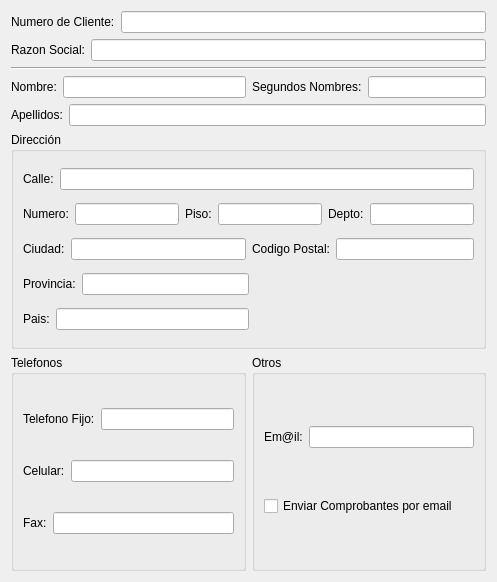
The window that trunk/src/FormClienteBase.ui (chungote/gestotux) describes before a commit, drawn with Qt 5.
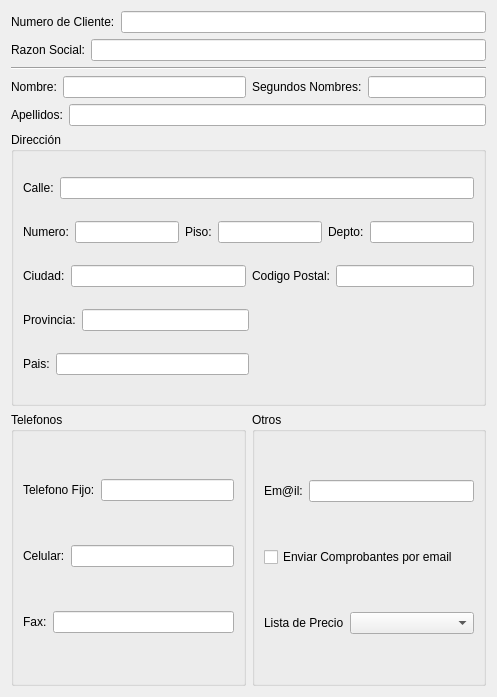
The same window after the commit.

Diff of the .ui file:
```diff
--- a/trunk/src/FormClienteBase.ui
+++ b/trunk/src/FormClienteBase.ui
@@ -7,7 +7,7 @@
     <x>0</x>
     <y>0</y>
     <width>497</width>
-    <height>582</height>
+    <height>697</height>
    </rect>
   </property>
   <property name="windowTitle">
@@ -311,7 +311,7 @@
     </widget>
    </item>
    <item>
-    <layout class="QHBoxLayout" name="horizontalLayout_22">
+    <layout class="QHBoxLayout" name="horizontalLayout_24">
      <item>
       <widget class="QGroupBox" name="groupBox_2">
        <property name="title">
@@ -408,6 +408,27 @@
           </property>
          </widget>
         </item>
+        <item>
+         <layout class="QHBoxLayout" name="horizontalLayout_22">
+          <item>
+           <widget class="QLabel" name="label">
+            <property name="text">
+             <string>Lista de Precio</string>
+            </property>
+           </widget>
+          </item>
+          <item>
+           <widget class="QComboBox" name="CBListaPrecio">
+            <property name="sizePolicy">
+             <sizepolicy hsizetype="MinimumExpanding" vsizetype="Fixed">
+              <horstretch>0</horstretch>
+              <verstretch>0</verstretch>
+             </sizepolicy>
+            </property>
+           </widget>
+          </item>
+         </layout>
+        </item>
        </layout>
       </widget>
      </item>
```
